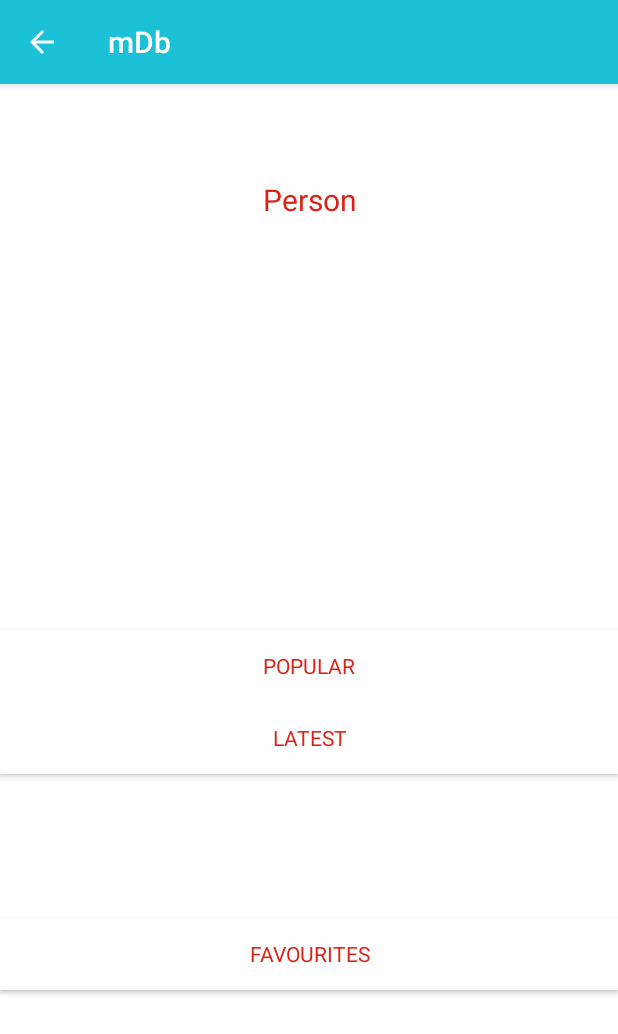
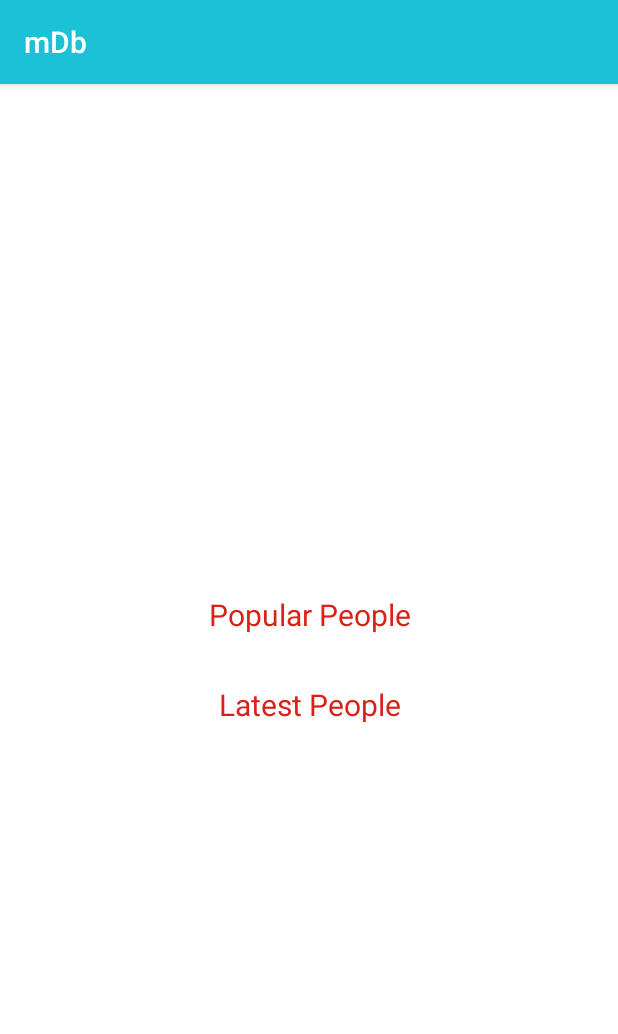
Before and after one commit to ayushsri2011/PopularMovies, an Android app: the screen it shows after launch (MainActivity before the commit, PeopleActivity after it), after a tap on "Person", on a phone screen of 412 x 824 dp. Shown: the top 1034 px of the screen. Run offline under Robolectric (Android 15) with nearby library versions, the phone set to English and light mode, and no system bars; our stand-ins replace ButterKnife.

Commit message:
Minor change
Signed-off-by: Ayush <Ayushsri2011@gmail.com>

```diff
--- a/app/build.gradle
+++ b/app/build.gradle
@@ -35,6 +35,6 @@ dependencies {
     androidTestImplementation 'com.android.support.test:runner:1.0.2'
     androidTestImplementation 'com.android.support.test.espresso:espresso-core:3.0.2'
     implementation 'com.squareup.picasso:picasso:2.71828'
-    implementation 'com.google.code.gson:gson:2.8.0'
+    implementation 'com.google.code.gson:gson:2.8.5'
     implementation 'com.android.volley:volley:1.0.0'
 }
--- a/app/src/main/java/com/nightcrawler/popularmovies/ChoiceActivity.java
+++ b/app/src/main/java/com/nightcrawler/popularmovies/ChoiceActivity.java
@@ -51,7 +51,7 @@ public class ChoiceActivity extends AppCompatActivity {
         btn_people.setOnClickListener(new View.OnClickListener() {
             @Override
             public void onClick(View v) {
-                Intent intent=new Intent(ChoiceActivity.this,MainActivity.class);
+                Intent intent=new Intent(ChoiceActivity.this,PeopleActivity.class);
                 intent.putExtra("category","person");
                 startActivity(intent);
             }
--- a/app/src/main/java/com/nightcrawler/popularmovies/CustomAdapter.java
+++ b/app/src/main/java/com/nightcrawler/popularmovies/CustomAdapter.java
@@ -96,7 +96,6 @@ public class CustomAdapter extends RecyclerView.Adapter<CustomAdapter.MyViewHold
             args.putSerializable("ARRAYLIST", list);
             intent.putExtra("BUNDLE", args);
             intent.putExtra("category", category);
-            Log.v("PUSSY", list_members.get(pos).getCategory());
             context.startActivity(intent);
 
 
--- a/app/src/main/java/com/nightcrawler/popularmovies/MainActivity.java
+++ b/app/src/main/java/com/nightcrawler/popularmovies/MainActivity.java
@@ -182,7 +182,6 @@ public class MainActivity extends AppCompatActivity {
         });
     }
 
-
     private void blockButtons() {
         button_topRated.setEnabled(false);
         button_favourites.setEnabled(false);
--- /dev/null
+++ b/app/src/main/java/com/nightcrawler/popularmovies/PeopleActivity.java
@@ -0,0 +1,13 @@
+package com.nightcrawler.popularmovies;
+
+import android.support.v7.app.AppCompatActivity;
+import android.os.Bundle;
+
+public class PeopleActivity extends AppCompatActivity {
+
+    @Override
+    protected void onCreate(Bundle savedInstanceState) {
+        super.onCreate(savedInstanceState);
+        setContentView(R.layout.activity_people);
+    }
+}
--- a/app/src/main/java/com/nightcrawler/popularmovies/favourites.java
+++ b/app/src/main/java/com/nightcrawler/popularmovies/favourites.java
@@ -43,8 +43,8 @@ public class favourites extends AppCompatActivity implements LoaderManager.Loade
         Intent intent=getIntent();
         category=intent.getStringExtra("category");
 
-        button_next= findViewById(R.id.next_button);button_next.setVisibility(View.INVISIBLE);
-        button_prev= findViewById(R.id.prev_button);button_prev.setVisibility(View.INVISIBLE);
+//        button_next= findViewById(R.id.next_button);button_next.setVisibility(View.INVISIBLE);
+//        button_prev= findViewById(R.id.prev_button);button_prev.setVisibility(View.INVISIBLE);
 
         LoaderManager loaderManager = getSupportLoaderManager();
         Loader<String> loader = loaderManager.getLoader(TASK_LOADER_ID);
--- a/app/src/main/java/com/nightcrawler/popularmovies/searchContent.java
+++ b/app/src/main/java/com/nightcrawler/popularmovies/searchContent.java
@@ -35,7 +35,6 @@ public class searchContent extends AppCompatActivity {
         Intent intent=getIntent();
 
         category=intent.getStringExtra("category");
-//        btnSearch=(Button)findViewById(R.id.btnSearch);
 
         btnSearch.setOnClickListener(new View.OnClickListener() {
             @Override
--- a/app/src/main/res/layout/activity_movie_reviews.xml
+++ b/app/src/main/res/layout/activity_movie_reviews.xml
@@ -11,7 +11,7 @@
         android:layout_height="match_parent"
         android:id="@+id/listView1"
         style="@style/MagentaWhite"
-        android:padding="5dp"
+        android:padding="6dp"
         />
 
 </LinearLayout>
--- a/app/src/main/res/layout/activity_movie_trailers.xml
+++ b/app/src/main/res/layout/activity_movie_trailers.xml
@@ -11,6 +11,7 @@
         android:layout_width="match_parent"
         android:layout_height="match_parent"
         android:id="@+id/listView2"
+        android:padding="6dp"
         style="@style/MagentaWhite"
         />
 
--- /dev/null
+++ b/app/src/main/res/layout/activity_people.xml
@@ -0,0 +1,42 @@
+<?xml version="1.0" encoding="utf-8"?>
+<LinearLayout xmlns:android="http://schemas.android.com/apk/res/android"
+    style="AppTheme"
+    android:layout_width="match_parent"
+    android:layout_height="match_parent"
+    android:layout_gravity="center"
+    android:background="@color/white"
+    android:gravity="center"
+    android:orientation="vertical">
+
+    <LinearLayout
+        android:layout_width="wrap_content"
+        android:layout_height="wrap_content"
+        android:layout_gravity="center"
+        android:gravity="center"
+        android:orientation="vertical">
+
+
+        <TextView
+            android:id="@+id/btn_movies"
+            style="@style/MagentaWhite"
+            android:layout_width="match_parent"
+            android:layout_height="60dp"
+            android:layout_gravity="center"
+            android:gravity="center"
+            android:text="Popular People"
+            android:textSize="20sp" />
+
+        <TextView
+            android:id="@+id/btn_tv"
+            style="@style/MagentaWhite"
+            android:layout_width="match_parent"
+            android:layout_height="60dp"
+            android:layout_gravity="center"
+            android:gravity="center"
+            android:text="Latest People"
+            android:textSize="20sp" />
+
+    </LinearLayout>
+
+
+</LinearLayout>
--- a/app/src/main/res/layout/activity_search_content.xml
+++ b/app/src/main/res/layout/activity_search_content.xml
@@ -15,6 +15,8 @@
     <Button
         android:layout_width="wrap_content"
         android:layout_height="wrap_content"
+        android:layout_gravity="right"
+        android:layout_margin="12dp"
         android:id="@+id/btnSearch"
         android:text="@string/search"/>
 
--- a/app/src/main/res/layout/list.xml
+++ b/app/src/main/res/layout/list.xml
@@ -2,7 +2,7 @@
     <TextView xmlns:android="http://schemas.android.com/apk/res/android"
         android:layout_width="match_parent"
         android:layout_height="wrap_content"
-        android:padding="1.5dp"
+        android:padding="6dp"
         android:textSize="20sp"
         android:maxLines="3"
         android:singleLine="false"
--- a/app/src/main/res/layout/movie_detail.xml
+++ b/app/src/main/res/layout/movie_detail.xml
@@ -90,6 +90,7 @@
                 android:layout_height="wrap_content"
                 android:background="@color/magenta"
                 android:text="Synopsis"
+                android:padding="6dp"
                 android:textColor="@color/white"
                 android:textSize="20sp" />
 
@@ -117,6 +118,7 @@
                 android:layout_height="wrap_content"
                 android:background="@color/magenta"
                 android:text="@string/ViewVideos"
+                android:padding="6dp"
                 android:textColor="@color/white"
                 android:textSize="20sp" />
 
@@ -137,6 +139,7 @@
                 android:layout_height="wrap_content"
                 android:background="@color/magenta"
                 android:text="@string/ReadReviews"
+                android:padding="6dp"
                 android:textColor="@color/white"
                 android:textSize="20sp" />
 
```
Also changed, not shown: app/src/main/AndroidManifest.xml (+46 -31 lines), app/src/main/java/com/nightcrawler/popularmovies/stage2.java (+8 -6 lines), app/src/main/res/layout/activity_discover.xml (+8 -5 lines), app/src/main/res/layout/activity_main.xml (+18 -15 lines).
